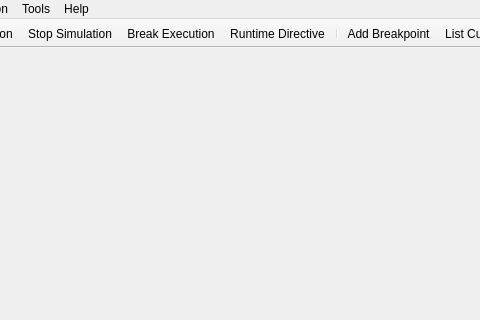
Above: simUI/simui.ui from wchen329/mips-tools before the change; both pictures show x 92 to 572 and y 0 to 320 of the 800 by 600 pixel window. Below: the same form after it.
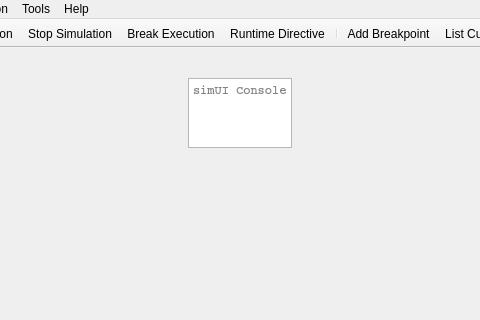
That is the form after the change. Icons and pictures are not drawn.

Commit message: dialog updates, more mocking up options

Patch:
```diff
--- a/simUI/simui.ui
+++ b/simUI/simui.ui
@@ -13,7 +13,31 @@
   <property name="windowTitle">
    <string>simUI</string>
   </property>
-  <widget class="QWidget" name="centralWidget"/>
+  <widget class="QWidget" name="centralWidget">
+   <widget class="QTextEdit" name="consoleScreen">
+    <property name="geometry">
+     <rect>
+      <x>280</x>
+      <y>30</y>
+      <width>104</width>
+      <height>70</height>
+     </rect>
+    </property>
+    <property name="font">
+     <font>
+      <family>Courier</family>
+      <weight>75</weight>
+      <bold>true</bold>
+     </font>
+    </property>
+    <property name="readOnly">
+     <bool>true</bool>
+    </property>
+    <property name="placeholderText">
+     <string>simUI Console</string>
+    </property>
+   </widget>
+  </widget>
   <widget class="QMenuBar" name="menuBar">
    <property name="geometry">
     <rect>
```
Left out of the diff: 7 changed lines with no effect on the pictures. The commit also changes 7 other files.
